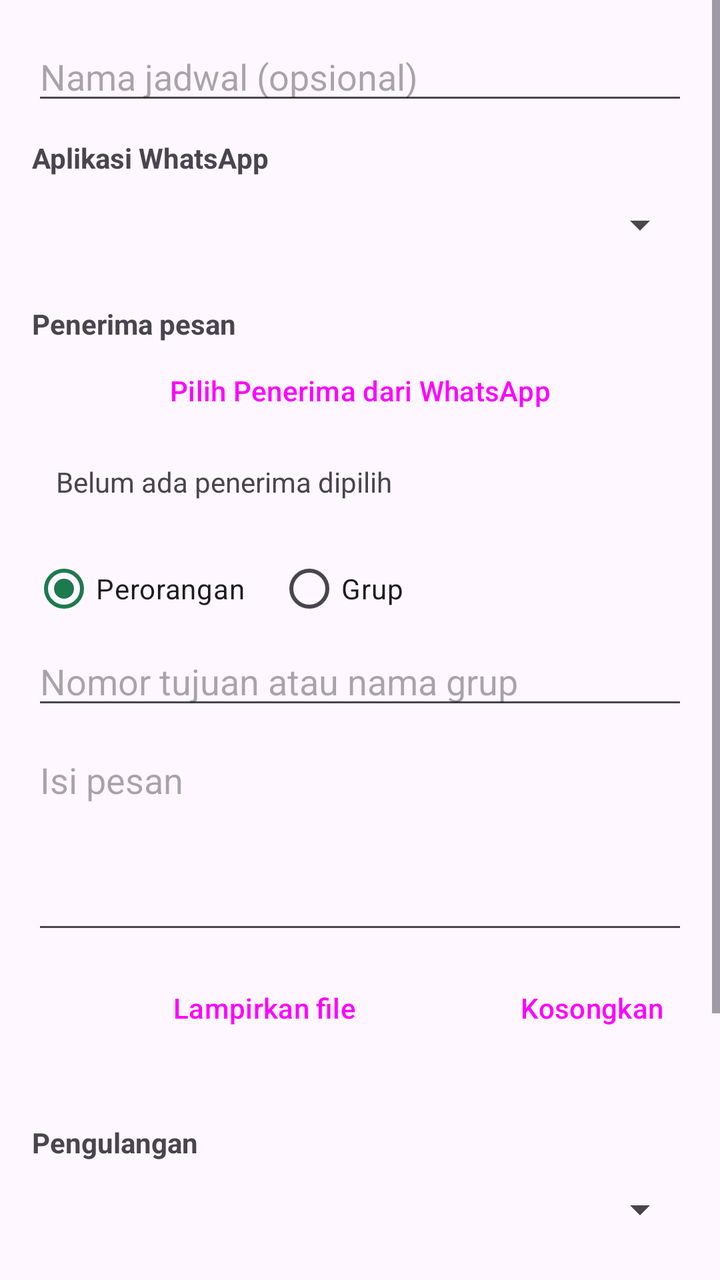
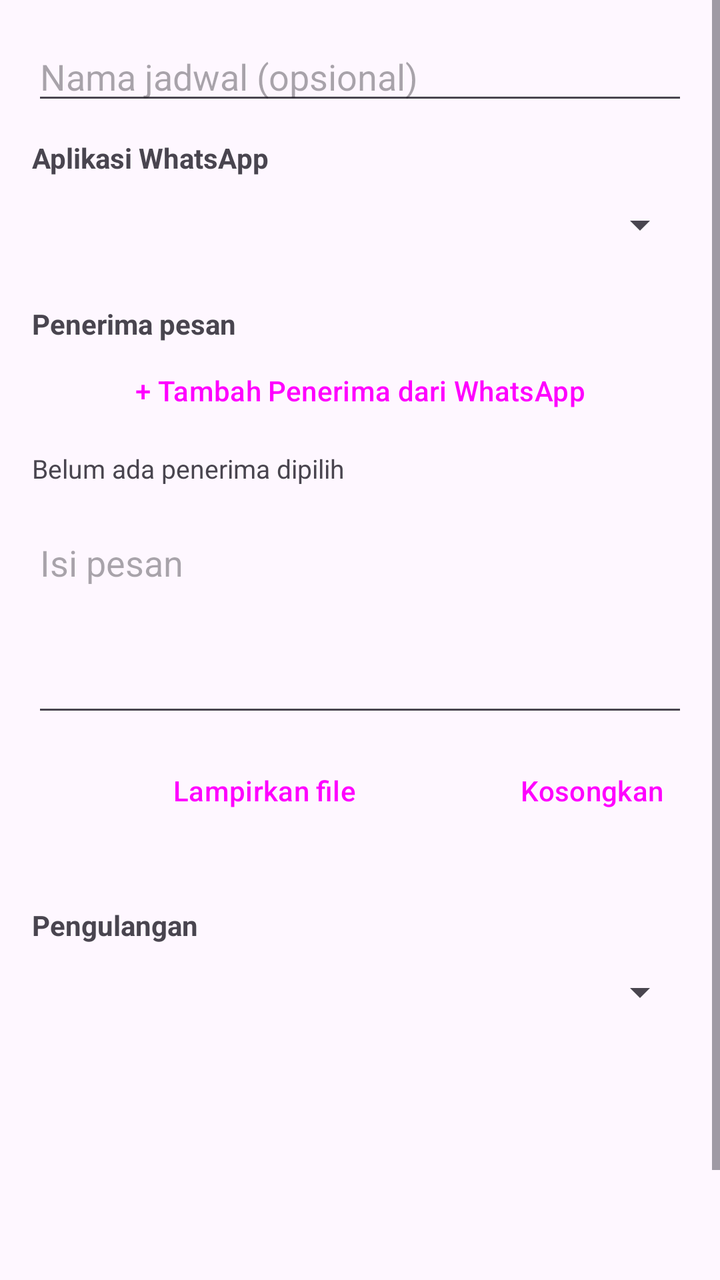

Compare the two renders of this Android layout. The source of the first and the diff that turns it into the second are given below.
<!-- AndroidManifest.xml: application theme Theme.WaScheduler -->
<!-- res/layout/activity_edit.xml -->
<?xml version="1.0" encoding="utf-8"?>
<ScrollView xmlns:android="http://schemas.android.com/apk/res/android"
    android:layout_width="match_parent"
    android:layout_height="match_parent"
    android:fillViewport="true">

    <LinearLayout
        android:layout_width="match_parent"
        android:layout_height="wrap_content"
        android:orientation="vertical"
        android:padding="16dp">

        <EditText
            android:id="@+id/etName"
            android:layout_width="match_parent"
            android:layout_height="wrap_content"
            android:hint="Nama jadwal (opsional)"
            android:inputType="textCapSentences" />

        <TextView
            android:layout_width="wrap_content"
            android:layout_height="wrap_content"
            android:layout_marginTop="12dp"
            android:text="Aplikasi WhatsApp"
            android:textStyle="bold" />

        <Spinner
            android:id="@+id/spWhatsApp"
            android:layout_width="match_parent"
            android:layout_height="48dp" />

        
        <TextView
            android:layout_width="wrap_content"
            android:layout_height="wrap_content"
            android:layout_marginTop="16dp"
            android:text="Penerima pesan"
            android:textStyle="bold" />

        <Button
            android:id="@+id/btnPickRecipient"
            style="@style/Widget.Material3.Button.OutlinedButton"
            android:layout_width="match_parent"
            android:layout_height="wrap_content"
            android:text="Pilih Penerima dari WhatsApp" />

        <TextView
            android:id="@+id/tvRecipient"
            android:layout_width="match_parent"
            android:layout_height="wrap_content"
            android:padding="12dp"
            android:text="Belum ada penerima dipilih"
            android:textSize="14sp" />

        
        <RadioGroup
            android:id="@+id/rgTarget"
            android:layout_width="match_parent"
            android:layout_height="wrap_content"
            android:layout_marginTop="8dp"
            android:orientation="horizontal">

            <RadioButton
                android:id="@+id/rbPerson"
                android:layout_width="wrap_content"
                android:layout_height="wrap_content"
                android:checked="true"
                android:text="Perorangan" />

            <RadioButton
                android:id="@+id/rbGroup"
                android:layout_width="wrap_content"
                android:layout_height="wrap_content"
                android:layout_marginStart="16dp"
                android:text="Grup" />
        </RadioGroup>

        <EditText
            android:id="@+id/etTarget"
            android:layout_width="match_parent"
            android:layout_height="wrap_content"
            android:hint="Nomor tujuan atau nama grup"
            android:inputType="text" />

        <EditText
            android:id="@+id/etMessage"
            android:layout_width="match_parent"
            android:layout_height="wrap_content"
            android:layout_marginTop="8dp"
            android:gravity="top"
            android:hint="Isi pesan"
            android:inputType="textMultiLine|textCapSentences"
            android:minLines="4" />

        <LinearLayout
            android:layout_width="match_parent"
            android:layout_height="wrap_content"
            android:layout_marginTop="8dp"
            android:orientation="horizontal">

            <Button
                android:id="@+id/btnAttach"
                style="@style/Widget.Material3.Button.OutlinedButton"
                android:layout_width="0dp"
                android:layout_height="wrap_content"
                android:layout_weight="1"
                android:text="Lampirkan file" />

            <Button
                android:id="@+id/btnClearFiles"
                style="@style/Widget.Material3.Button.TextButton"
                android:layout_width="wrap_content"
                android:layout_height="wrap_content"
                android:text="Kosongkan" />
        </LinearLayout>

        <TextView
            android:id="@+id/tvFiles"
            android:layout_width="match_parent"
            android:layout_height="wrap_content"
            android:textSize="13sp" />

        <TextView
            android:layout_width="wrap_content"
            android:layout_height="wrap_content"
            android:layout_marginTop="16dp"
            android:text="Pengulangan"
            android:textStyle="bold" />

        <Spinner
            android:id="@+id/spType"
            android:layout_width="match_parent"
            android:layout_height="48dp" />

        <Button
            android:id="@+id/btnDate"
            style="@style/Widget.Material3.Button.OutlinedButton"
            android:layout_width="match_parent"
            android:layout_height="wrap_content" />

        <Button
            android:id="@+id/btnTime"
            style="@style/Widget.Material3.Button.OutlinedButton"
            android:layout_width="match_parent"
            android:layout_height="wrap_content" />

        <LinearLayout
            android:id="@+id/llDays"
            android:layout_width="match_parent"
            android:layout_height="wrap_content"
            android:orientation="horizontal"
            android:visibility="gone" />

        <EditText
            android:id="@+id/etDom"
            android:layout_width="match_parent"
            android:layout_height="wrap_content"
            android:hint="Tanggal setiap bulan (1-31)"
            android:inputType="number"
            android:visibility="gone" />

        <Button
            android:id="@+id/btnSave"
            android:layout_width="match_parent"
            android:layout_height="wrap_content"
            android:layout_marginTop="20dp"
            android:text="Simpan jadwal" />

    </LinearLayout>
</ScrollView>
<!-- resources referenced by this layout -->
<resources>
  <style name="Theme.WaScheduler" parent="Theme.Material3.DayNight.NoActionBar">
          <item name="colorPrimary">@color/green</item>
          <item name="colorOnPrimary">@color/white</item>
      </style>
  <color name="green">#1D7A4E</color>
  <color name="white">#FFFFFF</color>
</resources>

<!-- the commit's change to res/layout/activity_edit.xml (unified diff, before → after) -->
@@ -42,51 +42,28 @@
             style="@style/Widget.Material3.Button.OutlinedButton"
             android:layout_width="match_parent"
             android:layout_height="wrap_content"
-            android:text="Pilih Penerima dari WhatsApp" />
+            android:text="+ Tambah Penerima dari WhatsApp" />
 
         <TextView
             android:id="@+id/tvRecipient"
             android:layout_width="match_parent"
             android:layout_height="wrap_content"
-            android:padding="12dp"
+            android:paddingTop="6dp"
+            android:paddingBottom="4dp"
             android:text="Belum ada penerima dipilih"
-            android:textSize="14sp" />
+            android:textSize="13sp" />
 
-        
-        <RadioGroup
-            android:id="@+id/rgTarget"
+        <LinearLayout
+            android:id="@+id/llRecipients"
             android:layout_width="match_parent"
             android:layout_height="wrap_content"
-            android:layout_marginTop="8dp"
-            android:orientation="horizontal">
-
-            <RadioButton
-                android:id="@+id/rbPerson"
-                android:layout_width="wrap_content"
-                android:layout_height="wrap_content"
-                android:checked="true"
-                android:text="Perorangan" />
-
-            <RadioButton
-                android:id="@+id/rbGroup"
-                android:layout_width="wrap_content"
-                android:layout_height="wrap_content"
-                android:layout_marginStart="16dp"
-                android:text="Grup" />
-        </RadioGroup>
-
-        <EditText
-            android:id="@+id/etTarget"
-            android:layout_width="match_parent"
-            android:layout_height="wrap_content"
-            android:hint="Nomor tujuan atau nama grup"
-            android:inputType="text" />
+            android:orientation="vertical" />
 
         <EditText
             android:id="@+id/etMessage"
             android:layout_width="match_parent"
             android:layout_height="wrap_content"
-            android:layout_marginTop="8dp"
+            android:layout_marginTop="12dp"
             android:gravity="top"
             android:hint="Isi pesan"
             android:inputType="textMultiLine|textCapSentences"
@@ -165,6 +142,5 @@
             android:layout_height="wrap_content"
             android:layout_marginTop="20dp"
             android:text="Simpan jadwal" />
-
     </LinearLayout>
 </ScrollView>
